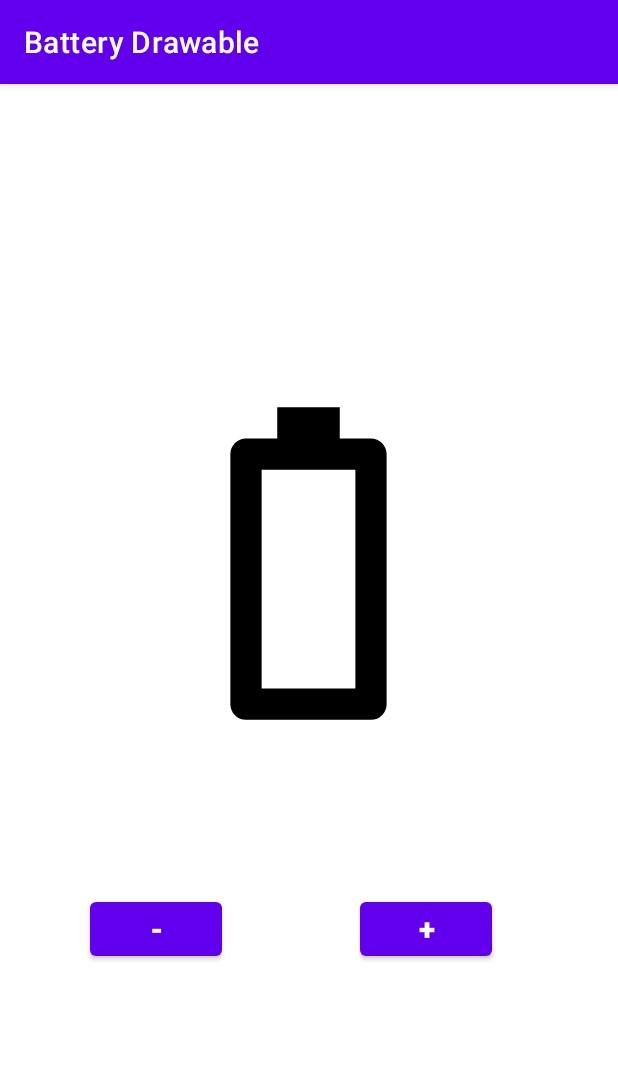
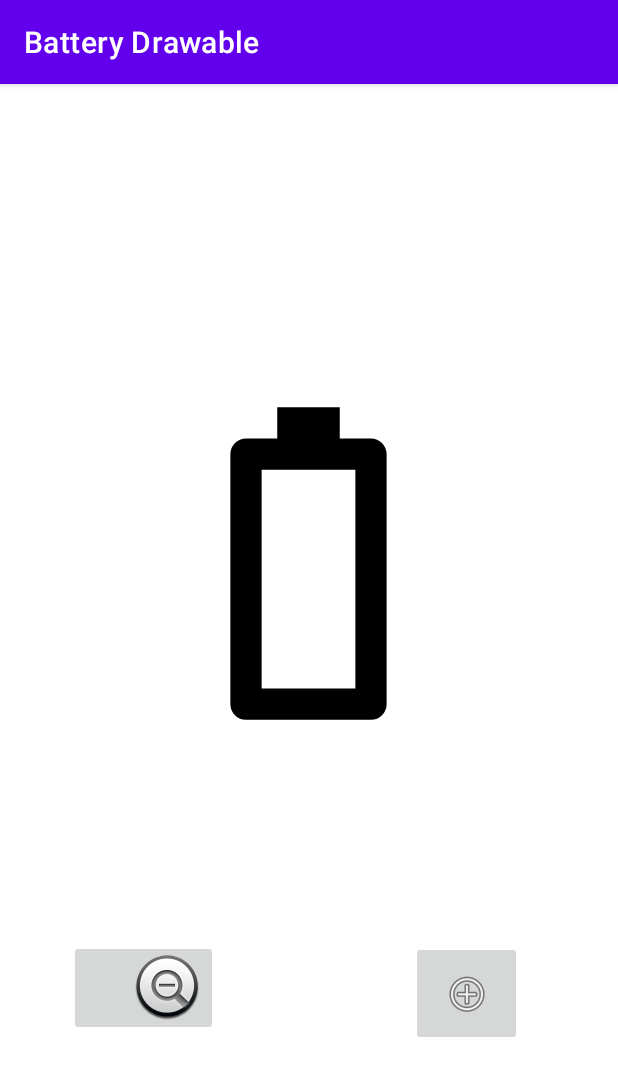
Before and after one commit to Joycejlee00/5.1_Battery_Drawable, an Android app: the screen it shows after launch (MainActivity), on a phone screen of 412 x 824 dp. Shown: the top 1076 px of the screen. Run offline under Robolectric (Android 15) with nearby library versions, the phone set to English and light mode, and no system bars.

Commit message:
5.1 - Main Activity get the battery to change levels based on button clicked

```diff
--- a/app/src/main/res/layout/activity_main.xml
+++ b/app/src/main/res/layout/activity_main.xml
@@ -6,34 +6,6 @@
     android:layout_height="match_parent"
     tools:context=".MainActivity">
 
-    <Button
-        android:id="@+id/minus_btn"
-        android:layout_width="wrap_content"
-        android:layout_height="wrap_content"
-        android:layout_marginStart="60dp"
-        android:text="@string/minus"
-        android:textSize="20sp"
-        android:textStyle="bold"
-        android:onClick="decreaseCharge"
-        app:layout_constraintBottom_toBottomOf="parent"
-        app:layout_constraintStart_toStartOf="parent"
-        app:layout_constraintTop_toTopOf="parent"
-        app:layout_constraintVertical_bias="0.749" />
-
-    <Button
-        android:id="@+id/plus_btn"
-        android:layout_width="wrap_content"
-        android:layout_height="wrap_content"
-        android:text="@string/plus"
-        android:textSize="20sp"
-        android:textStyle="bold"
-        app:layout_constraintBottom_toBottomOf="parent"
-        android:onClick="increaseCharge"
-        app:layout_constraintEnd_toEndOf="parent"
-        app:layout_constraintHorizontal_bias="0.523"
-        app:layout_constraintStart_toEndOf="@+id/minus_btn"
-        app:layout_constraintTop_toTopOf="parent"
-        app:layout_constraintVertical_bias="0.749" />
 
     <ImageView
         android:id="@+id/imageView"
@@ -46,5 +18,30 @@
         app:layout_constraintStart_toStartOf="parent"
         app:layout_constraintTop_toTopOf="parent"
         app:layout_constraintVertical_bias="0.376"
-        app:srcCompat="@drawable/ic_baseline_battery_0_bar" />
+        app:srcCompat="@drawable/battery_percentage" />
+
+    <ImageButton
+        android:id="@+id/increaseBtn"
+        android:layout_width="74dp"
+        android:layout_height="70dp"
+        android:layout_marginEnd="64dp"
+        app:layout_constraintBottom_toBottomOf="parent"
+        app:layout_constraintEnd_toEndOf="parent"
+        app:layout_constraintTop_toTopOf="parent"
+        android:onClick="increaseCharge"
+        app:layout_constraintVertical_bias="0.819"
+        app:srcCompat="@android:drawable/ic_menu_add" />
+
+    <ImageButton
+        android:id="@+id/decreaseBtn"
+        android:layout_width="wrap_content"
+        android:layout_height="wrap_content"
+        app:layout_constraintBottom_toBottomOf="parent"
+        app:layout_constraintEnd_toStartOf="@+id/increaseBtn"
+        android:onClick="decreaseCharge"
+        app:layout_constraintHorizontal_bias="0.262"
+        app:layout_constraintStart_toStartOf="parent"
+        app:layout_constraintTop_toTopOf="parent"
+        app:layout_constraintVertical_bias="0.811"
+        app:srcCompat="@android:drawable/btn_minus" />
 </androidx.constraintlayout.widget.ConstraintLayout>
```
Also changed, not shown: app/src/main/java/com/example/batterydrawable/MainActivity.java (+87 -0 lines).
